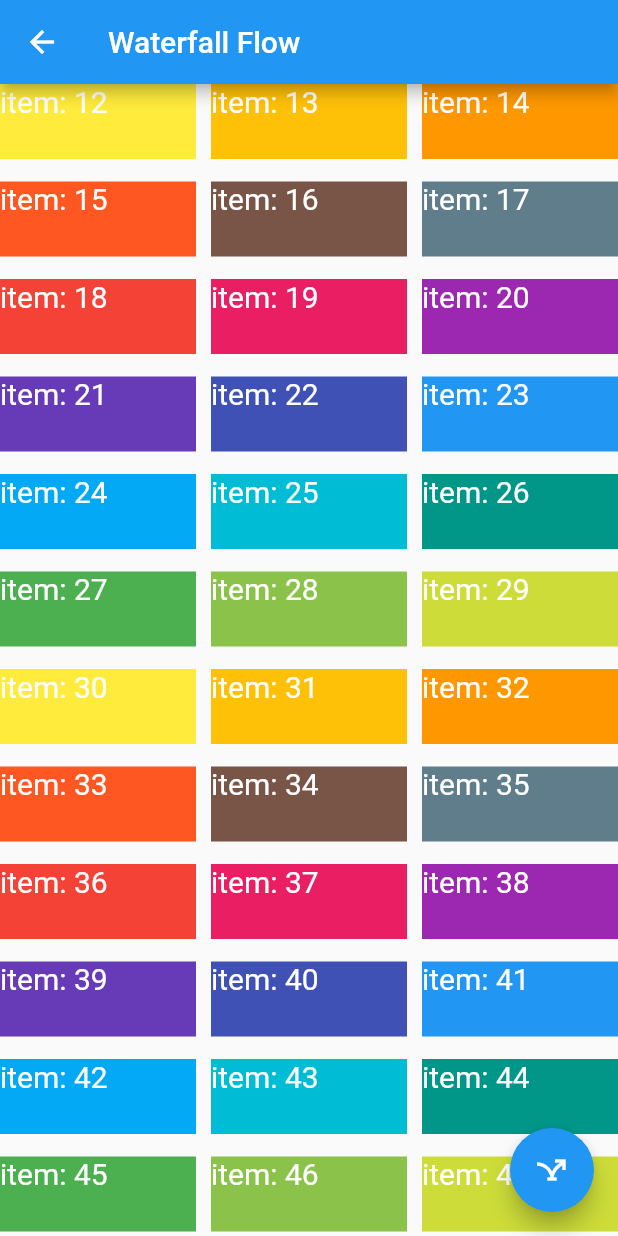
After one commit to fluttercandies/flutter_scrollview_observer, a Flutter app: the WaterfallFlowFixedHeightPage screen opened directly, scrolled down 299 dp, after a tap on the "airline stops" icon, on a phone screen of 412 x 824 dp. The commit adds this screen. Run offline on Flutter 3.47's test engine with Material 2 defaults, Android fonts, the phone set to English and light mode, and no system bars; our stand-ins replace easy_refresh, flutter_sticky_header, tuple, video_player, visibility_detector, waterfall_flow; missing offline and left inert: extended_list, loading_more_list.

Commit message:
feat: Add renderSliderType property to accommodate third-party packages

```diff
--- a/example/lib/features/gridview/gridview_custom_demo/gridview_custom_demo_page.dart
+++ b/example/lib/features/gridview/gridview_custom_demo/gridview_custom_demo_page.dart
@@ -3,9 +3,9 @@
  * @Repo: https://github.com/LinXunFeng/flutter_scrollview_observer
  * @Date: 2023-05-21 11:14:46
  */
-import 'package:flutter/material.dart';
 // ignore: implementation_imports
 import 'package:extended_list/src/rendering/sliver_grid.dart';
+import 'package:flutter/material.dart';
 import 'package:loading_more_list/loading_more_list.dart';
 import 'package:scrollview_observer/scrollview_observer.dart';
 
--- a/example/lib/features/home/home_page.dart
+++ b/example/lib/features/home/home_page.dart
@@ -30,6 +30,7 @@ import 'package:scrollview_observer_example/features/scene/video_auto_play_list/
 import 'package:scrollview_observer_example/features/scene/visibility_demo/page/visibility_listview_page.dart';
 import 'package:scrollview_observer_example/features/scene/visibility_demo/page/visibility_scrollview_page.dart';
 import 'package:scrollview_observer_example/features/scene/waterfall_flow_demo/waterfall_flow_page.dart';
+import 'package:scrollview_observer_example/features/scene/waterfall_flow_fixed_height_demo/waterfall_flow_fixed_height_page.dart';
 import 'package:tuple/tuple.dart';
 
 typedef PageBuilder = Widget Function();
@@ -209,6 +210,12 @@ class HomePage extends StatelessWidget {
         },
       ),
       Tuple2<String, PageBuilder>(
+        "Waterfall Flow - Fixed Height",
+        () {
+          return const WaterfallFlowFixedHeightPage();
+        },
+      ),
+      Tuple2<String, PageBuilder>(
         "ScrollView Form",
         () {
           return const ScrollViewFormDemoPage();
--- a/example/lib/features/listview/listview_custom_demo/listview_custom_demo_page.dart
+++ b/example/lib/features/listview/listview_custom_demo/listview_custom_demo_page.dart
@@ -3,9 +3,9 @@
  * @Repo: https://github.com/LinXunFeng/flutter_scrollview_observer
  * @Date: 2023-05-21 10:31:44
  */
-import 'package:flutter/material.dart';
 // ignore: implementation_imports
 import 'package:extended_list/src/rendering/sliver_list.dart';
+import 'package:flutter/material.dart';
 import 'package:loading_more_list/loading_more_list.dart';
 import 'package:scrollview_observer/scrollview_observer.dart';
 
--- /dev/null
+++ b/example/lib/features/scene/waterfall_flow_fixed_height_demo/waterfall_flow_fixed_height_page.dart
@@ -0,0 +1,126 @@
+import 'package:flutter/material.dart';
+import 'package:scrollview_observer/scrollview_observer.dart';
+import 'package:waterfall_flow/waterfall_flow.dart';
+
+class WaterfallFlowFixedHeightPage extends StatefulWidget {
+  const WaterfallFlowFixedHeightPage({Key? key}) : super(key: key);
+
+  @override
+  State<WaterfallFlowFixedHeightPage> createState() =>
+      WaterfallFlowFixedHeightPageState();
+}
+
+class WaterfallFlowFixedHeightPageState
+    extends State<WaterfallFlowFixedHeightPage> {
+  BuildContext? grid1Context;
+
+  BuildContext? firstChildCtxInViewport;
+
+  ScrollController scrollController = ScrollController(initialScrollOffset: 0);
+
+  late SliverObserverController observerController;
+
+  @override
+  void initState() {
+    super.initState();
+
+    observerController = SliverObserverController(controller: scrollController);
+  }
+
+  @override
+  void dispose() {
+    observerController.controller?.dispose();
+    super.dispose();
+  }
+
+  @override
+  Widget build(BuildContext context) {
+    return Scaffold(
+      appBar: AppBar(title: const Text('Waterfall Flow')),
+      body: SliverViewObserver(
+        child: _buildBody(),
+        controller: observerController,
+        autoTriggerObserveTypes: const [
+          ObserverAutoTriggerObserveType.scrollEnd,
+        ],
+        triggerOnObserveType: ObserverTriggerOnObserveType.directly,
+        // extendedHandleObserve: (context) {
+        //   // An extension of the original observation logic.
+        //   final _obj = ObserverUtils.findRenderObject(context);
+        //   if (_obj is RenderSliverWaterfallFlow) {
+        //     return ObserverCore.handleGridObserve(
+        //       context: context,
+        //       fetchLeadingOffset: () => observeOffset,
+        //     );
+        //   }
+        //   return null;
+        // },
+        sliverContexts: () {
+          return [
+            if (grid1Context != null) grid1Context!,
+          ];
+        },
+        onObserveViewport: (result) {
+          firstChildCtxInViewport = result.firstChild.sliverContext;
+          debugPrint(
+              'current first sliver in viewport - $firstChildCtxInViewport');
+        },
+        onObserveAll: (resultMap) {
+          final result = resultMap[firstChildCtxInViewport];
+          debugPrint('all Observe for current first sliver - $result');
+        },
+      ),
+      floatingActionButton: FloatingActionButton(
+        child: const Icon(Icons.airline_stops_outlined),
+        onPressed: () {
+          observerController.jumpTo(
+            index: 13,
+            isFixedHeight: true,
+            renderSliverType: ObserverRenderSliverType.grid,
+          );
+        },
+      ),
+    );
+  }
+
+  Widget _buildBody() {
+    return CustomScrollView(
+      controller: scrollController,
+      slivers: [
+        _buildGridView(childCount: 50),
+      ],
+    );
+  }
+
+  Widget _buildGridView({
+    required int childCount,
+  }) {
+    return SliverWaterfallFlow(
+      gridDelegate: const SliverWaterfallFlowDelegateWithFixedCrossAxisCount(
+        crossAxisCount: 3,
+        mainAxisSpacing: 15,
+        crossAxisSpacing: 10,
+      ),
+      delegate: SliverChildBuilderDelegate(
+        (BuildContext context, int index) {
+          if (grid1Context != context) grid1Context = context;
+          return Container(
+              height: 50,
+              color: Colors.primaries[index % Colors.primaries.length],
+              alignment: Alignment.topLeft,
+              child: Text(
+                'item: $index',
+                style: const TextStyle(fontSize: 20, color: Colors.white),
+              ));
+        },
+        childCount: childCount,
+      ),
+    );
+  }
+
+  Widget _buildSeparator(double size) {
+    return SliverToBoxAdapter(
+      child: Container(height: size),
+    );
+  }
+}
--- a/lib/src/common/observer_controller.dart
+++ b/lib/src/common/observer_controller.dart
@@ -264,7 +264,7 @@ mixin ObserverControllerForScroll on ObserverControllerForInfo {
   innerInitialIndexPosition() {
     final model = initialIndexModelBlock?.call() ?? initialIndexModel;
     if (model.sliverContext == null && model.index <= 0) return;
-    jumpTo(
+    innerJumpTo(
       index: model.index,
       sliverContext: model.sliverContext,
       isFixedHeight: model.isFixedHeight,
@@ -277,7 +277,8 @@ mixin ObserverControllerForScroll on ObserverControllerForInfo {
   /// Jump to the specified index position without animation.
   ///
   /// If the height of the child widget and the height of the separator are
-  /// fixed, please pass the [isFixedHeight] parameter.
+  /// fixed, please pass the [isFixedHeight] parameter and the
+  /// [renderSliverType] parameter.
   ///
   /// If you do not pass the [isFixedHeight] parameter, the package will
   /// automatically gradually scroll around the target location before
@@ -285,13 +286,14 @@ mixin ObserverControllerForScroll on ObserverControllerForInfo {
   ///
   /// The [alignment] specifies the desired position for the leading edge of the
   /// child widget. It must be a value in the range [0.0, 1.0].
-  jumpTo({
+  innerJumpTo({
     required int index,
     BuildContext? sliverContext,
     bool isFixedHeight = false,
     double alignment = 0,
     EdgeInsets padding = EdgeInsets.zero,
     ObserverLocateIndexOffsetCallback? offset,
+    ObserverRenderSliverType? renderSliverType,
   }) async {
     await _scrollToIndex(
       index: index,
@@ -300,17 +302,19 @@ mixin ObserverControllerForScroll on ObserverControllerForInfo {
       padding: padding,
       sliverContext: sliverContext,
       offset: offset,
+      renderSliverType: renderSliverType,
     );
   }
 
   /// Jump to the specified index position with animation.
   ///
   /// If the height of the child widget and the height of the separator are
-  /// fixed, please pass the [isFixedHeight] parameter.
+  /// fixed, please pass the [isFixedHeight] parameter and the
+  /// [renderSliverType] parameter.
   ///
   /// The [alignment] specifies the desired position for the leading edge of the
   /// child widget. It must be a value in the range [0.0, 1.0].
-  animateTo({
+  innerAnimateTo({
     required int index,
     required Duration duration,
     required Curve curve,
@@ -319,6 +323,7 @@ mixin ObserverControllerForScroll on ObserverControllerForInfo {
     bool isFixedHeight = false,
     double alignment = 0,
     ObserverLocateIndexOffsetCallback? offset,
+    ObserverRenderSliverType? renderSliverType,
   }) async {
     await _scrollToIndex(
       index: index,
@@ -329,6 +334,7 @@ mixin ObserverControllerForScroll on ObserverControllerForInfo {
       duration: duration,
       curve: curve,
       offset: offset,
+      renderSliverType: renderSliverType,
     );
   }
 
@@ -341,6 +347,7 @@ mixin ObserverControllerForScroll on ObserverControllerForInfo {
     Duration? duration,
     Curve? curve,
     ObserverLocateIndexOffsetCallback? offset,
+    ObserverRenderSliverType? renderSliverType,
   }) async {
     assert(alignment.clamp(0, 1) == alignment,
         'The [alignment] is expected to be a value in the range [0.0, 1.0]');
@@ -453,6 +460,7 @@ mixin ObserverControllerForScroll on ObserverControllerForInfo {
         duration: duration,
         curve: curve,
         offset: offset,
+        renderSliverType: renderSliverType,
       );
       return;
     }
@@ -491,6 +499,7 @@ mixin ObserverControllerForScroll on ObserverControllerForInfo {
     Duration? duration,
     Curve? curve,
     ObserverLocateIndexOffsetCallback? offset,
+    ObserverRenderSliverType? renderSliverType,
   }) async {
     assert(controller != null);
     var _controller = controller;
@@ -503,8 +512,10 @@ mixin ObserverControllerForScroll on ObserverControllerForInfo {
     final isHorizontal = obj.constraints.axis == Axis.horizontal;
     final childPaintBounds = targetChild.paintBounds;
     double itemSeparatorHeight = 0;
-    int indexLineCount = index;
-    if (obj is RenderSliverList || obj is RenderSliverFixedExtentList) {
+    int indexOfLine = index;
+    if (obj is RenderSliverList ||
+        obj is RenderSliverFixedExtentList ||
+        renderSliverType == ObserverRenderSliverType.list) {
       // ListView
       var nextChild = obj.childAfter(targetChild);
       nextChild ??= obj.childBefore(targetChild);
@@ -515,11 +526,14 @@ mixin ObserverControllerForScroll on ObserverControllerForInfo {
             ? nextChildPaintBounds.width
             : nextChildPaintBounds.height;
       }
-    } else if (obj is RenderSliverGrid) {
+    } else if (obj is RenderSliverGrid ||
+        renderSliverType == ObserverRenderSliverType.grid) {
       // GirdView
       double crossAxisSpacing = 0;
       bool isHaveSetCrossAxisSpacing = false;
       var nextChild = obj.childAfter(targetChild);
+      // Find the next child that is not on the same line and calculate the
+      // mainAxisSpacing.
       var nextChildOrigin =
           nextChild?.localToGlobal(Offset.zero) ?? Offset.zero;
       final targetChildOrigin = targetChild.localToGlobal(Offset.zero);
@@ -527,8 +541,9 @@ mixin ObserverControllerForScroll on ObserverControllerForInfo {
           (isHorizontal
               ? nextChildOrigin.dx == targetChildOrigin.dx
               : nextChildOrigin.dy == targetChildOrigin.dy)) {
-        // calculate crossAxisSpacing
         if (!isHaveSetCrossAxisSpacing) {
+          // Find the next child on the same line and calculate the
+          // crossAxisSpacing.
           if (isHorizontal) {
             crossAxisSpacing =
                 (nextChildOrigin.dy - targetChildOrigin.dy).abs() -
@@ -554,6 +569,9 @@ mixin ObserverControllerForScroll on ObserverControllerForInfo {
                   childPaintBounds.height;
         }
       } else {
+        // Can't find the next child that is not on the same line.
+        // Find the before child that is not on the same line and calculate the
+        // mainAxisSpacing.
         var previousChild = obj.childBefore(targetChild);
         var previousChildOrigin =
             previousChild?.localToGlobal(Offset.zero) ?? Offset.zero;
@@ -561,21 +579,24 @@ mixin ObserverControllerForScroll on ObserverControllerForInfo {
             (isHorizontal
                 ? previousChildOrigin.dx == targetChildOrigin.dx
                 : previousChildOrigin.dy == targetChildOrigin.dy)) {
-          // calculate crossAxisSpacing
           if (!isHaveSetCrossAxisSpacing) {
-            double crossAxisOriginX1 =
+            // Find two child on the same line and calculate the
+            // crossAxisSpacing.
+            double firstBeforeCrossAxisOrigin =
                 isHorizontal ? previousChildOrigin.dy : previousChildOrigin.dx;
             previousChild = obj.childBefore(previousChild);
             previousChildOrigin =
                 previousChild?.localToGlobal(Offset.zero) ?? Offset.zero;
             if (previousChild != null) {
-              double crossAxisOriginX2 = isHorizontal
+              double secondBeforeCrossAxisOrigin = isHorizontal
                   ? previousChildOrigin.dy
                   : previousChildOrigin.dx;
-              crossAxisSpacing = (crossAxisOriginX1 - crossAxisOriginX2).abs() -
-                  (isHorizontal
-                      ? childPaintBounds.height
-                      : childPaintBounds.width);
+              crossAxisSpacing =
+                  (firstBeforeCrossAxisOrigin - secondBeforeCrossAxisOrigin)
+                          .abs() -
+                      (isHorizontal
+                          ? childPaintBounds.height
+                          : childPaintBounds.width);
               isHaveSetCrossAxisSpacing = true;
             }
           } else {
@@ -598,15 +619,18 @@ mixin ObserverControllerForScroll on ObserverControllerForInfo {
       }
       final childCrossAxisSize =
           isHorizontal ? childPaintBounds.height : childPaintBounds.width;
+      // Calculate the number of lines.
+      // round() for avoiding precision errors.
       int itemsPerLine = ((obj.constraints.crossAxisExtent + crossAxisSpacing) /
               (childCrossAxisSize + crossAxisSpacing))
           .round();
-      indexLineCount = (index / itemsPerLine).floor();
+      // Calculate the number of lines.
+      indexOfLine = (index / itemsPerLine).floor();
     }
     final childMainAxisSize =
         isHorizontal ? childPaintBounds.width : childPaintBounds.height;
     double childLayoutOffset =
-        (childMainAxisSize + itemSeparatorHeight) * indexLineCount;
+        (childMainAxisSize + itemSeparatorHeight) * indexOfLine;
 
     _updateIndexOffsetMap(
       ctx: ctx,
--- a/lib/src/common/observer_typedef.dart
+++ b/lib/src/common/observer_typedef.dart
@@ -16,3 +16,12 @@ enum ObserverTriggerOnObserveType {
   directly,
   displayingItemsChange,
 }
+
+/// Define type of the observed render sliver.
+enum ObserverRenderSliverType {
+  /// listView
+  list,
+
+  /// gridView
+  grid,
+}
--- a/lib/src/sliver/sliver_observer_controller.dart
+++ b/lib/src/sliver/sliver_observer_controller.dart
@@ -48,4 +48,68 @@ class SliverObserverController extends ObserverController
       observeResult: resultModel ?? SliverObserverHandleContextsResultModel(),
     );
   }
+
+  /// Jump to the specified index position with animation.
+  ///
+  /// If the height of the child widget and the height of the separator are
+  /// fixed, please pass the [isFixedHeight] parameter and the
+  /// [renderSliverType] parameter .
+  ///
+  /// The [alignment] specifies the desired position for the leading edge of the
+  /// child widget. It must be a value in the range [0.0, 1.0].
+  animateTo({
+    required int index,
+    required Duration duration,
+    required Curve curve,
+    EdgeInsets padding = EdgeInsets.zero,
+    BuildContext? sliverContext,
+    bool isFixedHeight = false,
+    double alignment = 0,
+    ObserverLocateIndexOffsetCallback? offset,
+    ObserverRenderSliverType? renderSliverType,
+  }) async {
+    await innerAnimateTo(
+      index: index,
+      duration: duration,
+      curve: curve,
+      padding: padding,
+      sliverContext: sliverContext,
+      isFixedHeight: isFixedHeight,
+      alignment: alignment,
+      offset: offset,
+      renderSliverType: renderSliverType,
+    );
+  }
+
+  /// Jump to the specified index position without animation.
+  ///
+  /// If the height of the child widget and the height of the separator are
+  /// fixed, please pass the [isFixedHeight] parameter and the
+  /// [renderSliverType] parameter.
+  ///
+  /// If you do not pass the [isFixedHeight] parameter, the package will
+  /// automatically gradually scroll around the target location before
+  /// locating, which will produce an animation.
+  ///
+  /// The [alignment] specifies the desired position for the leading edge of the
+  /// child widget. It must be a value in the range [0.0, 1.0].
+  jumpTo({
+    required int index,
+    BuildContext? sliverContext,
+    bool isFixedHeight = false,
+    double alignment = 0,
+    EdgeInsets padding = EdgeInsets.zero,
+    ObserverLocateIndexOffsetCallback? offset,
+    ObserverRenderSliverType? renderSliverType,
+  }) async {
+    await innerJumpTo(
+      index: index,
+      sliverContext: sliverContext,
+      isFixedHeight: isFixedHeight,
+      alignment: alignment,
+      padding: padding,
+      offset: offset,
+      renderSliverType: renderSliverType,
+    );
+  }
 }
```
Also changed, not shown: lib/src/gridview/grid_observer_controller.dart (+60 -0 lines), lib/src/listview/list_observer_controller.dart (+60 -0 lines), 1 other file.
